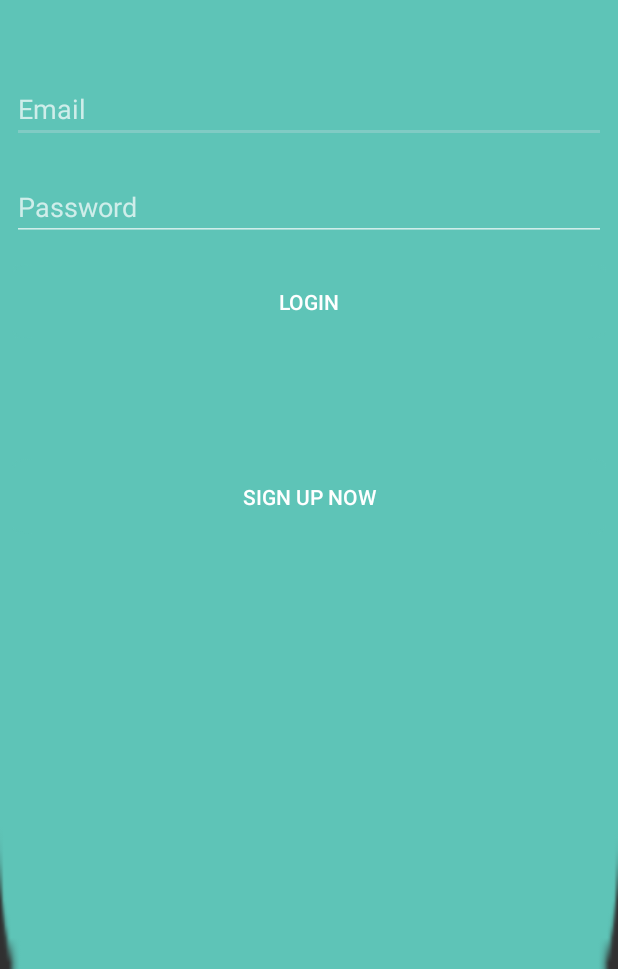
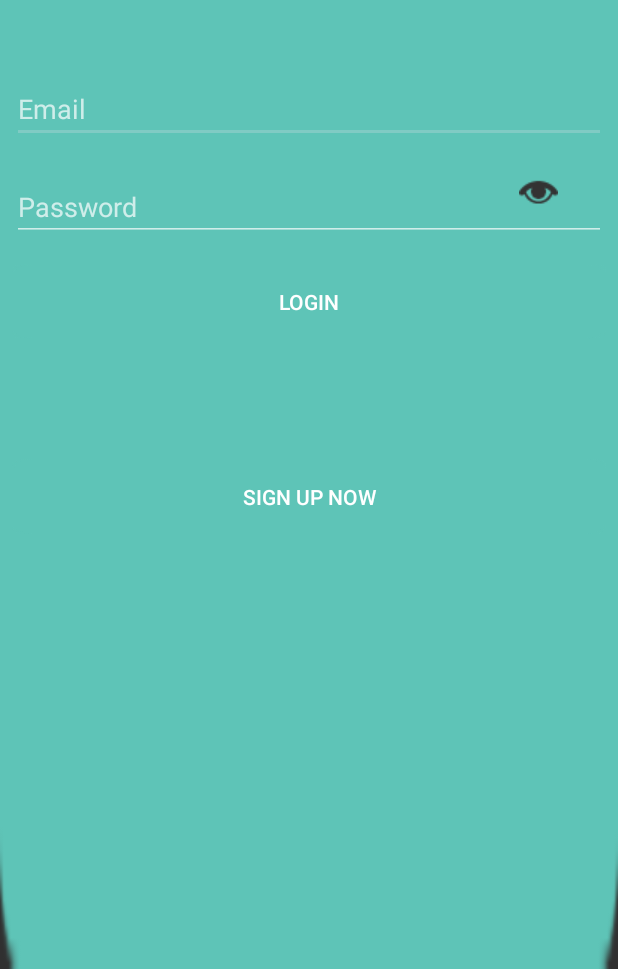
Before and after one commit to jsnaruka/NewOne, an Android app: the Login screen opened directly, with no data from a screen before it, on a phone screen of 412 x 824 dp, the part 267-1236 px from its top. Run offline under Robolectric (Android 15) with nearby library versions, the phone set to English and light mode, and no system bars; libraries missing offline, so code that uses them is left out: com.rengwuxian.materialedittext; plain views replace MaterialEditText; 3 statements that could not run were skipped.

Commit message:
add images

```diff
--- a/app/src/main/res/layout/activity_login.xml
+++ b/app/src/main/res/layout/activity_login.xml
@@ -23,7 +23,7 @@
             android:layout_width="match_parent"
             android:layout_height="match_parent"
             android:orientation="vertical"
-            >
+            android:weightSum="1">
 
             <ImageView
                 android:layout_width="120dp"
@@ -44,6 +44,9 @@
         android:ems="10"
         android:id="@+id/editText"
          />
+            <RelativeLayout
+                android:layout_width="wrap_content"
+                android:layout_height="wrap_content">
 
 
     <com.rengwuxian.materialedittext.MaterialEditText
@@ -57,7 +60,22 @@
         android:layout_marginTop="20dp"
          />
 
-    <Button
+
+
+            <ImageView
+                android:layout_width="26dp"
+                android:layout_height="26dp"
+                android:id="@+id/imageView2"
+                android:src="@drawable/visible"
+                android:layout_marginRight="32dp"
+                android:layout_marginEnd="32dp"
+                android:layout_centerVertical="true"
+                android:layout_alignParentRight="true"
+                android:layout_alignParentEnd="true" />
+
+            </RelativeLayout>
+
+        <Button
         android:layout_width="match_parent"
         android:layout_height="50dp"
         android:text="Login"
```
Also changed, not shown: app/src/main/java/com/darkbears/webservice/Activities/Login.java (+22 -0 lines), app/src/main/res/drawable/invisible.png (added), app/src/main/res/drawable/visible.png (added), 1 other file.
